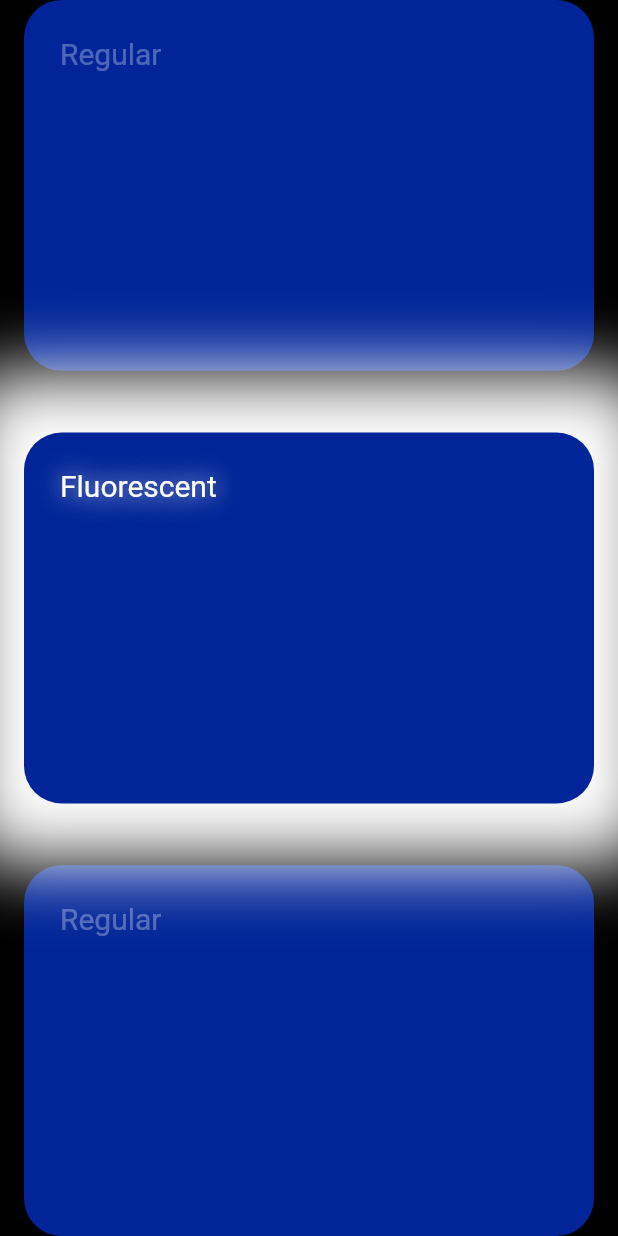
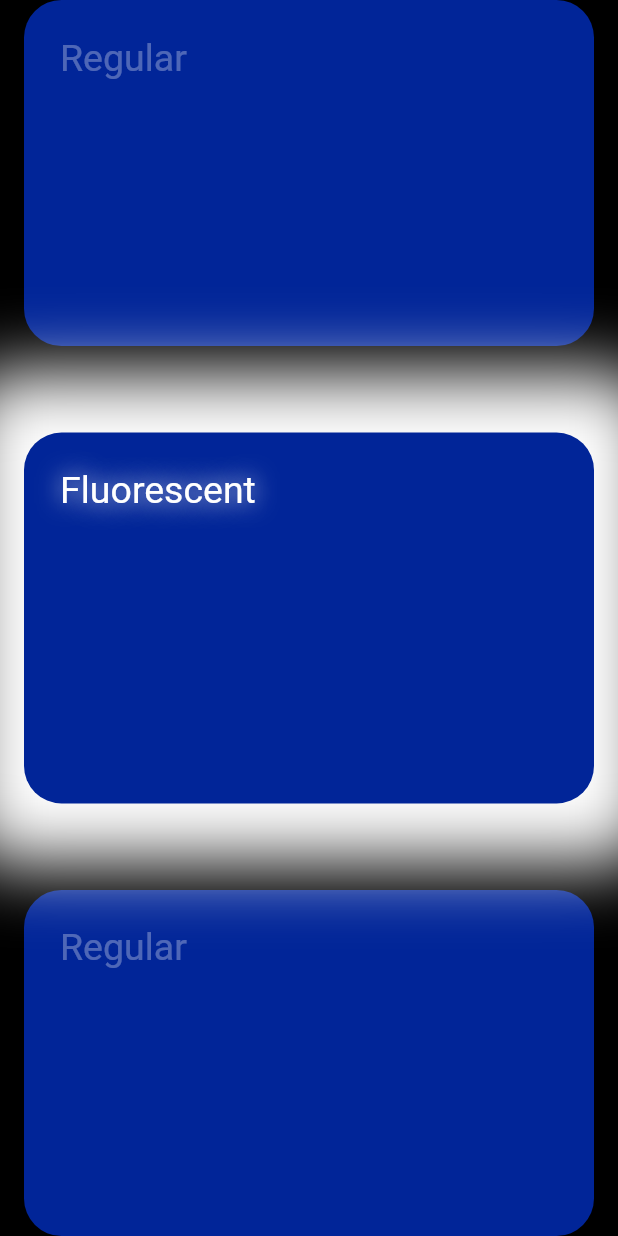
Before and after one commit to Harishwarrior/glow_in_dark_flutter, a Flutter app: the screen it shows after launch, on a phone screen of 412 x 824 dp. Run offline on Flutter 3.47's test engine with Material 2 defaults, Android fonts, the phone set to English and light mode, and no system bars; missing offline and left inert: light_sensor.

Commit message:
fix: updated text size

```diff
--- a/lib/src/presentation/widgets/fluorescent_card.dart
+++ b/lib/src/presentation/widgets/fluorescent_card.dart
@@ -34,7 +34,7 @@ class FluorescentCard extends StatelessWidget {
         duration: animationDuration,
         style: TextStyle(
           color: Colors.white,
-          fontSize: 20.0,
+          fontSize: 25.0,
           shadows: <Shadow>[
             Shadow(
               blurRadius: (30 - (value / 7)).clamp(0, 20),
--- a/lib/src/presentation/widgets/regular_card.dart
+++ b/lib/src/presentation/widgets/regular_card.dart
@@ -16,7 +16,7 @@ class RegularCard extends StatelessWidget {
   Widget build(BuildContext context) {
     return AnimatedContainer(
       duration: animationDuration,
-      height: MediaQuery.of(context).size.height * 0.3,
+      height: MediaQuery.of(context).size.height * 0.28,
       padding: const EdgeInsets.all(24.0),
       alignment: Alignment.topLeft,
       decoration: BoxDecoration(
@@ -29,7 +29,7 @@ class RegularCard extends StatelessWidget {
           color: Colors.white.withOpacity(
             (value / 100).clamp(0.3, 0.9),
           ),
-          fontSize: 20.0,
+          fontSize: 25.0,
         ),
         child: const Text(
           'Regular',
```
